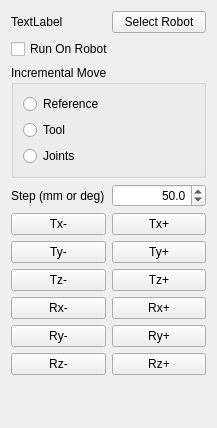
The window that PluginRobotPilot/formrobotpilot.ui (RoboDK/Plug-In-Interface) describes before a commit, drawn with Qt 5.
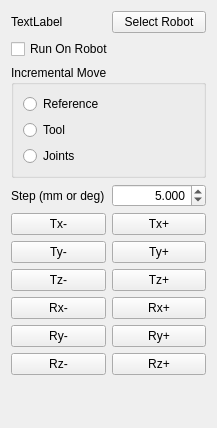
The same window after the commit.

Commit message: Fixed accuracy issues with Hexapod robots

What changed in the file:
```diff
--- a/PluginRobotPilot/formrobotpilot.ui
+++ b/PluginRobotPilot/formrobotpilot.ui
@@ -84,7 +84,7 @@
         <set>Qt::AlignRight|Qt::AlignTrailing|Qt::AlignVCenter</set>
        </property>
        <property name="decimals">
-        <number>1</number>
+        <number>3</number>
        </property>
        <property name="maximum">
         <double>1000.000000000000000</double>
@@ -93,7 +93,7 @@
         <double>5.000000000000000</double>
        </property>
        <property name="value">
-        <double>50.000000000000000</double>
+        <double>5.000000000000000</double>
        </property>
       </widget>
      </item>
```
Left out of the diff: 2 changed lines with no effect on the pictures. The commit also changes 1 other file.
